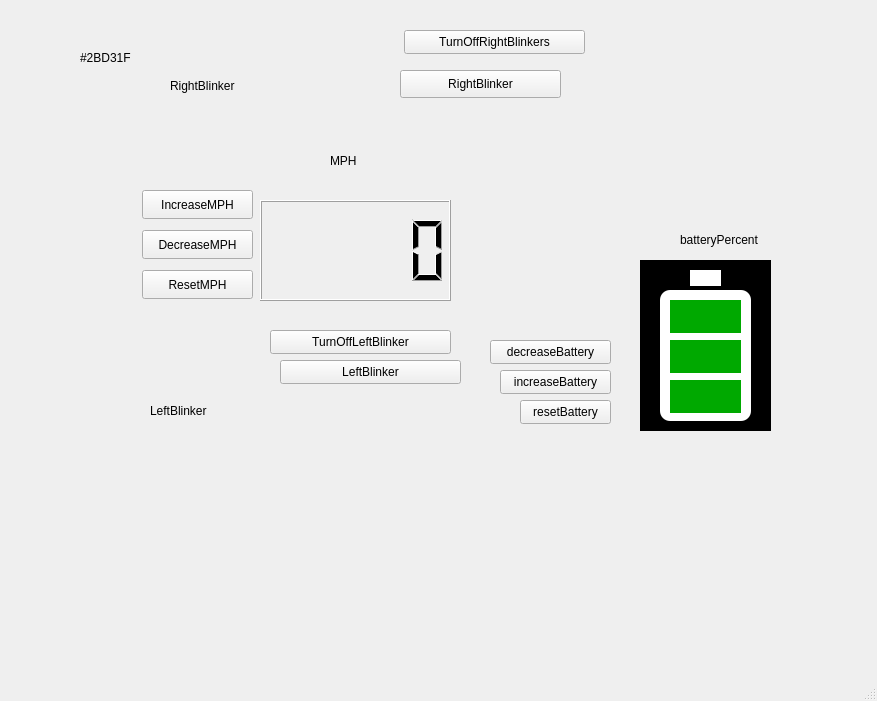
The window that mainwindow.ui (UCR-Solar-Car/DriverInterface) describes before a commit, drawn with Qt 5.
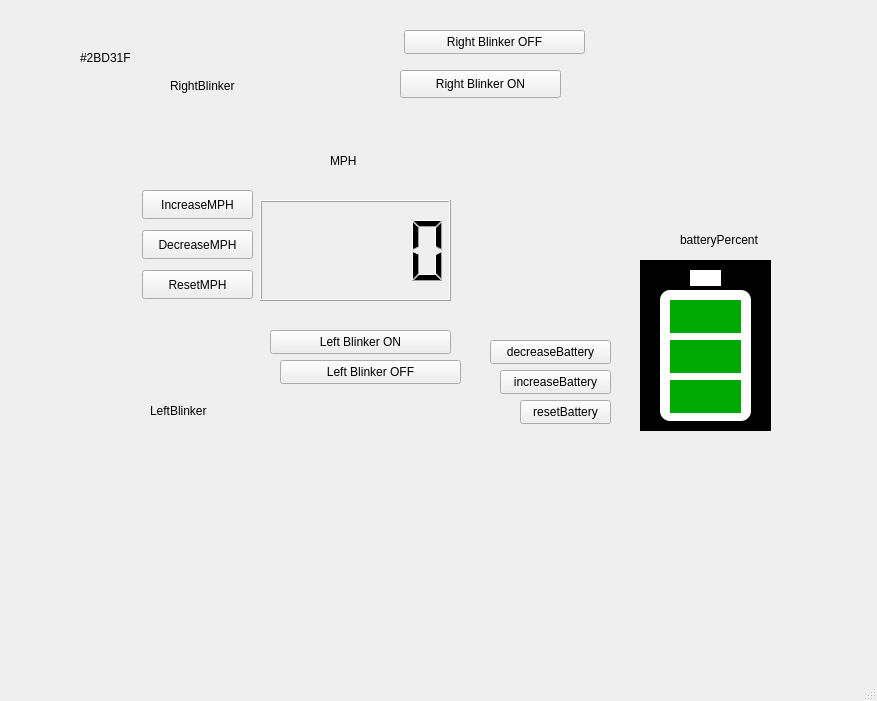
The same window after the commit.

Commit message: Simplify code readability

```diff
--- a/mainwindow.ui
+++ b/mainwindow.ui
@@ -120,7 +120,7 @@
      </rect>
     </property>
     <property name="text">
-     <string>RightBlinker</string>
+     <string>Right Blinker ON</string>
     </property>
    </widget>
    <widget class="QPushButton" name="TurOffBlinkers">
@@ -133,7 +133,7 @@
      </rect>
     </property>
     <property name="text">
-     <string>TurnOffRightBlinkers</string>
+     <string>Right Blinker OFF</string>
     </property>
    </widget>
    <widget class="QLabel" name="LeftBlinker">
@@ -159,7 +159,7 @@
      </rect>
     </property>
     <property name="text">
-     <string>TurnOffLeftBlinker</string>
+     <string>Left Blinker ON</string>
     </property>
    </widget>
    <widget class="QPushButton" name="LeftBlinker_2">
@@ -172,7 +172,7 @@
      </rect>
     </property>
     <property name="text">
-     <string>LeftBlinker</string>
+     <string>Left Blinker OFF</string>
     </property>
    </widget>
    <widget class="QPushButton" name="decreaseBattery">
```
The commit also changes 2 other files.
